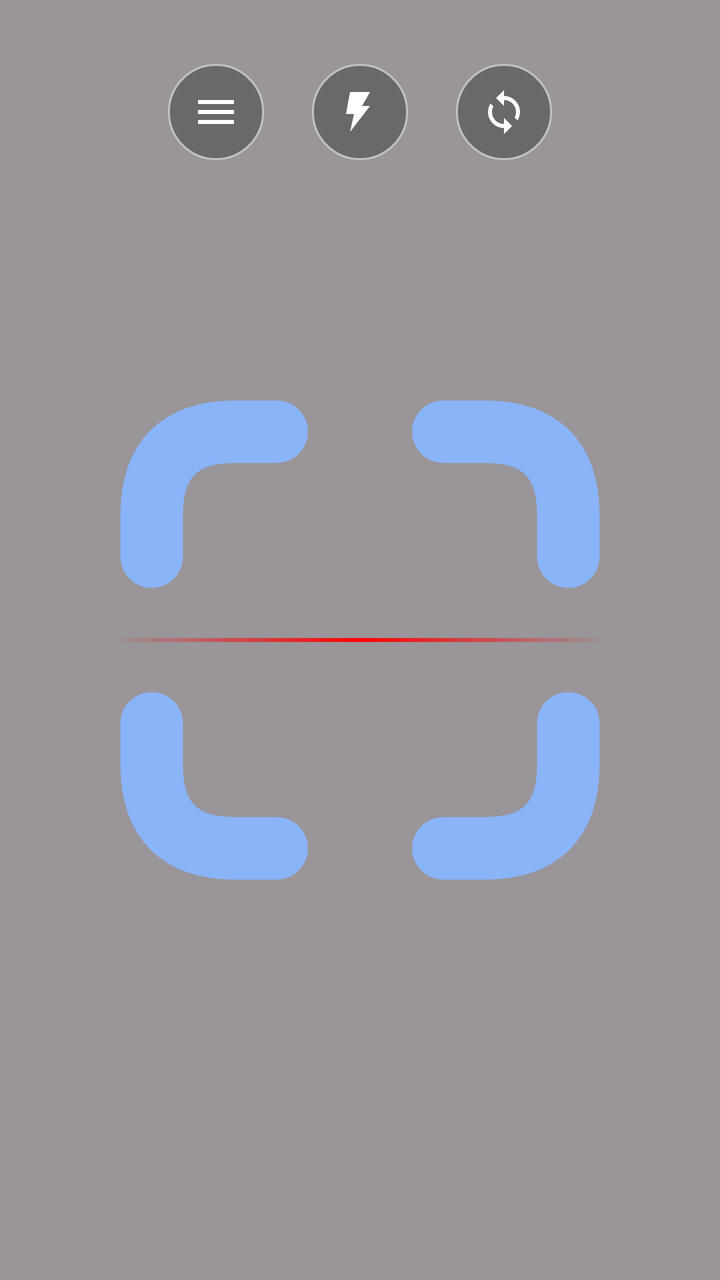
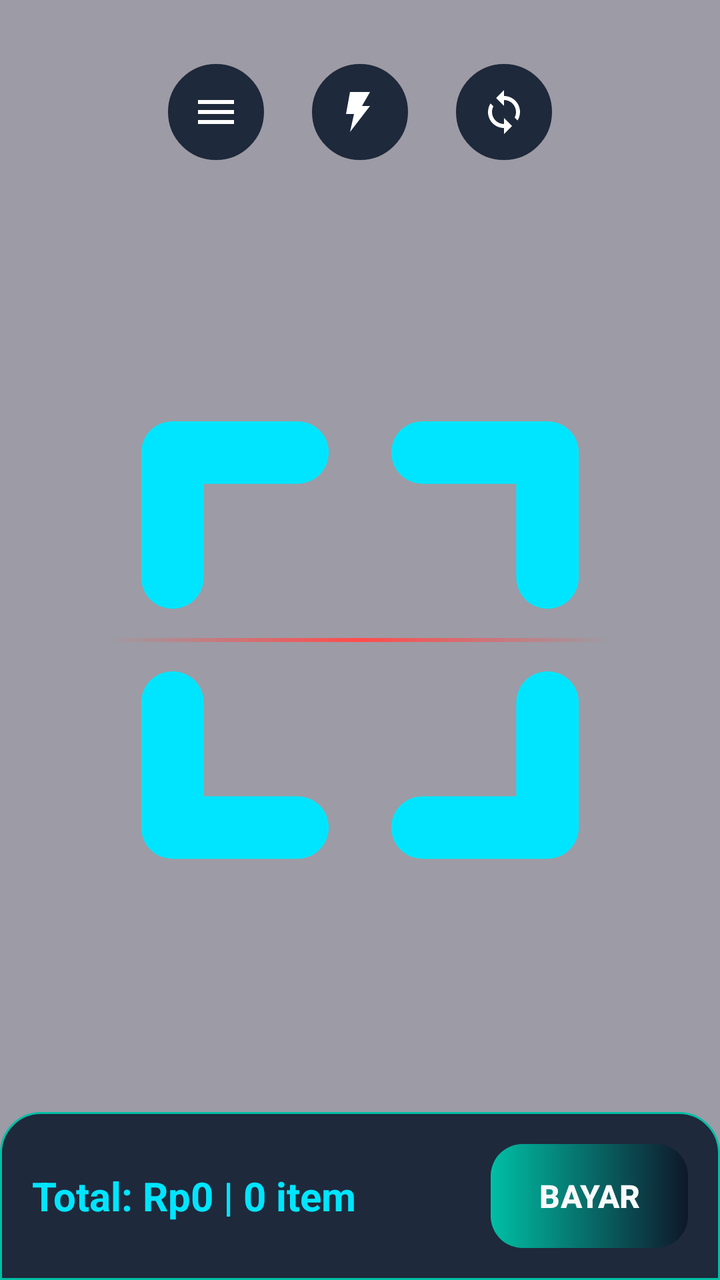

Screens rendered from an Android XML layout before and after an edit, with the pre-edit source and the edit as a unified diff.
<!-- AndroidManifest.xml: application theme Theme.Material3.DayNight.NoActionBar -->
<!-- res/layout/layout_scanner_overlay.xml -->
<?xml version="1.0" encoding="utf-8"?>
<FrameLayout xmlns:android="http://schemas.android.com/apk/res/android"
    android:layout_width="match_parent"
    android:layout_height="match_parent"
    android:background="@color/scanner_overlay">

    <LinearLayout
        android:layout_width="match_parent"
        android:layout_height="wrap_content"
        android:layout_gravity="top"
        android:layout_marginTop="32dp"
        android:gravity="center"
        android:orientation="horizontal">

        <ImageButton
            android:id="@+id/menuButton"
            android:layout_width="48dp"
            android:layout_height="48dp"
            android:layout_marginEnd="24dp"
            android:background="@drawable/circle_transparent"
            android:contentDescription="Menu"
            android:padding="12dp"
            android:src="@drawable/ic_menu" />

        <ImageButton
            android:id="@+id/flashButton"
            android:layout_width="48dp"
            android:layout_height="48dp"
            android:layout_marginEnd="24dp"
            android:background="@drawable/circle_transparent"
            android:contentDescription="Flash"
            android:padding="12dp"
            android:src="@drawable/ic_flash" />

        <ImageButton
            android:id="@+id/flipButton"
            android:layout_width="48dp"
            android:layout_height="48dp"
            android:background="@drawable/circle_transparent"
            android:contentDescription="Flip camera"
            android:padding="12dp"
            android:src="@drawable/ic_flip" />

    </LinearLayout>

    <FrameLayout
        android:layout_width="250dp"
        android:layout_height="250dp"
        android:layout_gravity="center">

        <ImageView
            android:layout_width="250dp"
            android:layout_height="250dp"
            android:contentDescription="Scan frame"
            android:src="@drawable/scanner_frame" />

        <ImageView
            android:id="@+id/laserLine"
            android:layout_width="match_parent"
            android:layout_height="2dp"
            android:layout_gravity="center_vertical"
            android:contentDescription="Laser line"
            android:scaleType="fitXY"
            android:src="@drawable/laser_line" />

    </FrameLayout>

</FrameLayout>
<!-- resources referenced by this layout -->
<resources>
  <color name="scanner_overlay">#66000000</color>
  <!-- drawable circle_transparent (drawable) -->
  <?xml version="1.0" encoding="utf-8"?>
  <shape xmlns:android="http://schemas.android.com/apk/res/android"
      android:shape="oval">
      <solid android:color="@color/circle_background" />
      <stroke
          android:width="1dp"
          android:color="@color/circle_stroke" />
  </shape>
  <!-- drawable ic_flash (drawable) -->
  <?xml version="1.0" encoding="utf-8"?>
  <vector xmlns:android="http://schemas.android.com/apk/res/android"
      android:width="24dp"
      android:height="24dp"
      android:viewportWidth="24"
      android:viewportHeight="24">
      <path
          android:fillColor="#FFFFFF"
          android:pathData="M7,2h10l-4,7h4L7,22l2,-9H5z" />
  </vector>
  <!-- drawable ic_menu (drawable) -->
  <?xml version="1.0" encoding="utf-8"?>
  <vector xmlns:android="http://schemas.android.com/apk/res/android"
      android:width="24dp"
      android:height="24dp"
      android:viewportWidth="24"
      android:viewportHeight="24">
      <path
          android:fillColor="#FFFFFF"
          android:pathData="M3,6h18v2H3zM3,11h18v2H3zM3,16h18v2H3z" />
  </vector>
  <!-- drawable laser_line (drawable) -->
  <?xml version="1.0" encoding="utf-8"?>
  <shape xmlns:android="http://schemas.android.com/apk/res/android"
      android:shape="rectangle">
      <gradient
          android:angle="0"
          android:centerColor="@color/laser_red"
          android:endColor="#00FF0000"
          android:startColor="#00FF0000" />
      <size android:height="2dp" />
  </shape>
  <!-- drawable scanner_frame (drawable) -->
  <?xml version="1.0" encoding="utf-8"?>
  <vector xmlns:android="http://schemas.android.com/apk/res/android"
      android:width="24dp"
      android:height="24dp"
      android:viewportWidth="24"
      android:viewportHeight="24">
      <path
          android:fillColor="@android:color/transparent"
          android:pathData="M2,8 L2,6 Q2,2 6,2 L8,2"
          android:strokeColor="#8AB4F8"
          android:strokeLineCap="round"
          android:strokeWidth="3" />
      <path
          android:fillColor="@android:color/transparent"
          android:pathData="M16,2 L18,2 Q22,2 22,6 L22,8"
          android:strokeColor="#8AB4F8"
          android:strokeLineCap="round"
          android:strokeWidth="3" />
      <path
          android:fillColor="@android:color/transparent"
          android:pathData="M2,16 L2,18 Q2,22 6,22 L8,22"
          android:strokeColor="#8AB4F8"
          android:strokeLineCap="round"
          android:strokeWidth="3" />
      <path
          android:fillColor="@android:color/transparent"
          android:pathData="M16,22 L18,22 Q22,22 22,18 L22,16"
          android:strokeColor="#8AB4F8"
          android:strokeLineCap="round"
          android:strokeWidth="3" />
  </vector>
  <color name="circle_background">#4D000000</color>
  <color name="circle_stroke">#80FFFFFF</color>
  <color name="laser_red">#FF0000</color>
  <!-- unchanged entries left out for length: 1 -->
</resources>

<!-- the commit's change to res/layout/layout_scanner_overlay.xml (unified diff, before → after) -->
@@ -1,5 +1,6 @@
 <?xml version="1.0" encoding="utf-8"?>
 <FrameLayout xmlns:android="http://schemas.android.com/apk/res/android"
+    xmlns:app="http://schemas.android.com/apk/res-auto"
     android:layout_width="match_parent"
     android:layout_height="match_parent"
     android:background="@color/scanner_overlay">
@@ -18,6 +19,7 @@
             android:layout_height="48dp"
             android:layout_marginEnd="24dp"
             android:background="@drawable/circle_transparent"
+            android:backgroundTint="@color/bg_surface"
             android:contentDescription="Menu"
             android:padding="12dp"
             android:src="@drawable/ic_menu" />
@@ -28,6 +30,7 @@
             android:layout_height="48dp"
             android:layout_marginEnd="24dp"
             android:background="@drawable/circle_transparent"
+            android:backgroundTint="@color/bg_surface"
             android:contentDescription="Flash"
             android:padding="12dp"
             android:src="@drawable/ic_flash" />
@@ -37,6 +40,7 @@
             android:layout_width="48dp"
             android:layout_height="48dp"
             android:background="@drawable/circle_transparent"
+            android:backgroundTint="@color/bg_surface"
             android:contentDescription="Flip camera"
             android:padding="12dp"
             android:src="@drawable/ic_flip" />
@@ -65,4 +69,38 @@
 
     </FrameLayout>
 
+    <LinearLayout
+        android:layout_width="match_parent"
+        android:layout_height="wrap_content"
+        android:layout_gravity="bottom"
+        android:background="@drawable/total_bar_bg"
+        android:gravity="center_vertical"
+        android:orientation="horizontal"
+        android:padding="16dp">
+
+        <TextView
+            android:id="@+id/totalTextView"
+            android:layout_width="0dp"
+            android:layout_height="wrap_content"
+            android:layout_weight="1"
+            android:text="Total: Rp0 | 0 item"
+            android:textColor="@color/dw_teal"
+            android:textSize="20sp"
+            android:textStyle="bold" />
+
+        <com.google.android.material.button.MaterialButton
+            android:id="@+id/payButton"
+            android:layout_width="wrap_content"
+            android:layout_height="52dp"
+            android:background="@drawable/button_gradient"
+            android:paddingStart="24dp"
+            android:paddingEnd="24dp"
+            android:text="BAYAR"
+            android:textColor="@color/text_primary"
+            android:textSize="16sp"
+            android:textStyle="bold"
+            app:backgroundTint="@null" />
+
+    </LinearLayout>
+
 </FrameLayout>
<!-- resource entries referenced after the edit -->
@@ -1,14 +1,26 @@
 <!-- resources referenced by this layout -->
 <resources>
-  <color name="scanner_overlay">#66000000</color>
+  <color name="bg_surface">#1E293B</color>
+  <color name="dw_teal">#00E5FF</color>
+  <color name="scanner_overlay">#660B1120</color>
+  <color name="text_primary">#F8FAFC</color>
+  <!-- drawable button_gradient (drawable) -->
+  <?xml version="1.0" encoding="utf-8"?>
+  <shape xmlns:android="http://schemas.android.com/apk/res/android" android:shape="rectangle">
+      <gradient
+          android:startColor="@color/dw_teal_dark"
+          android:endColor="@color/dw_dark_blue"
+          android:angle="0" />
+      <corners android:radius="16dp" />
+  </shape>
   <!-- drawable circle_transparent (drawable) -->
   <?xml version="1.0" encoding="utf-8"?>
   <shape xmlns:android="http://schemas.android.com/apk/res/android"
       android:shape="oval">
-      <solid android:color="@color/circle_background" />
+      <solid android:color="@color/bg_surface" />
       <stroke
           android:width="1dp"
-          android:color="@color/circle_stroke" />
+          android:color="@color/dw_teal_dark" />
   </shape>
   <!-- drawable ic_flash (drawable) -->
   <?xml version="1.0" encoding="utf-8"?>
@@ -44,40 +56,28 @@
       <size android:height="2dp" />
   </shape>
   <!-- drawable scanner_frame (drawable) -->
+  <vector xmlns:android="http://schemas.android.com/apk/res/android"
+      android:width="24dp" android:height="24dp" android:viewportWidth="24" android:viewportHeight="24">
+      <path android:pathData="M3,9 L3,3 L9,3" android:strokeColor="@color/dw_teal" android:strokeWidth="3" android:strokeLineCap="round" android:strokeLineJoin="round"/>
+      <path android:pathData="M15,3 L21,3 L21,9" android:strokeColor="@color/dw_teal" android:strokeWidth="3" android:strokeLineCap="round" android:strokeLineJoin="round"/>
+      <path android:pathData="M21,15 L21,21 L15,21" android:strokeColor="@color/dw_teal" android:strokeWidth="3" android:strokeLineCap="round" android:strokeLineJoin="round"/>
+      <path android:pathData="M9,21 L3,21 L3,15" android:strokeColor="@color/dw_teal" android:strokeWidth="3" android:strokeLineCap="round" android:strokeLineJoin="round"/>
+  </vector>
+  <!-- drawable total_bar_bg (drawable) -->
   <?xml version="1.0" encoding="utf-8"?>
-  <vector xmlns:android="http://schemas.android.com/apk/res/android"
-      android:width="24dp"
-      android:height="24dp"
-      android:viewportWidth="24"
-      android:viewportHeight="24">
-      <path
-          android:fillColor="@android:color/transparent"
-          android:pathData="M2,8 L2,6 Q2,2 6,2 L8,2"
-          android:strokeColor="#8AB4F8"
-          android:strokeLineCap="round"
-          android:strokeWidth="3" />
-      <path
-          android:fillColor="@android:color/transparent"
-          android:pathData="M16,2 L18,2 Q22,2 22,6 L22,8"
-          android:strokeColor="#8AB4F8"
-          android:strokeLineCap="round"
-          android:strokeWidth="3" />
-      <path
-          android:fillColor="@android:color/transparent"
-          android:pathData="M2,16 L2,18 Q2,22 6,22 L8,22"
-          android:strokeColor="#8AB4F8"
-          android:strokeLineCap="round"
-          android:strokeWidth="3" />
-      <path
-          android:fillColor="@android:color/transparent"
-          android:pathData="M16,22 L18,22 Q22,22 22,18 L22,16"
-          android:strokeColor="#8AB4F8"
-          android:strokeLineCap="round"
-          android:strokeWidth="3" />
-  </vector>
-  <color name="circle_background">#4D000000</color>
-  <color name="circle_stroke">#80FFFFFF</color>
-  <color name="laser_red">#FF0000</color>
+  <shape xmlns:android="http://schemas.android.com/apk/res/android"
+      android:shape="rectangle">
+      <corners
+          android:topLeftRadius="20dp"
+          android:topRightRadius="20dp" />
+      <solid android:color="@color/bg_surface" />
+      <stroke
+          android:width="1dp"
+          android:color="@color/dw_teal_dark" />
+  </shape>
+  <color name="dw_teal_dark">#00BFA5</color>
+  <color name="dw_dark_blue">#0F172A</color>
+  <color name="laser_red">#FF4B4B</color>
   <!-- unchanged entries left out for length: 1 -->
 </resources>
 
